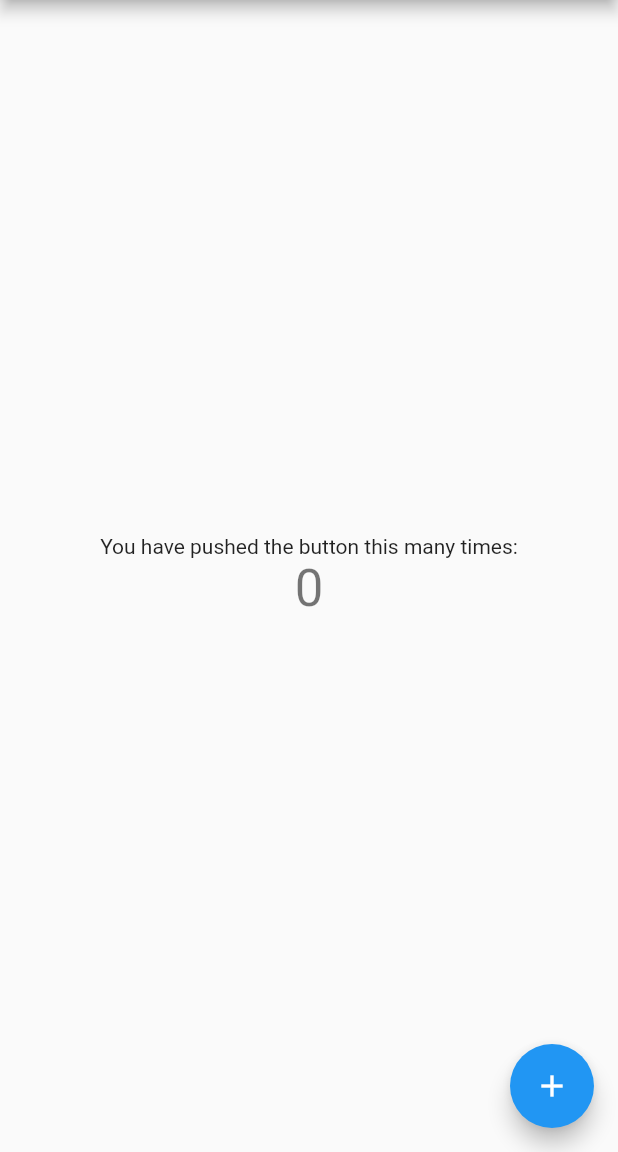
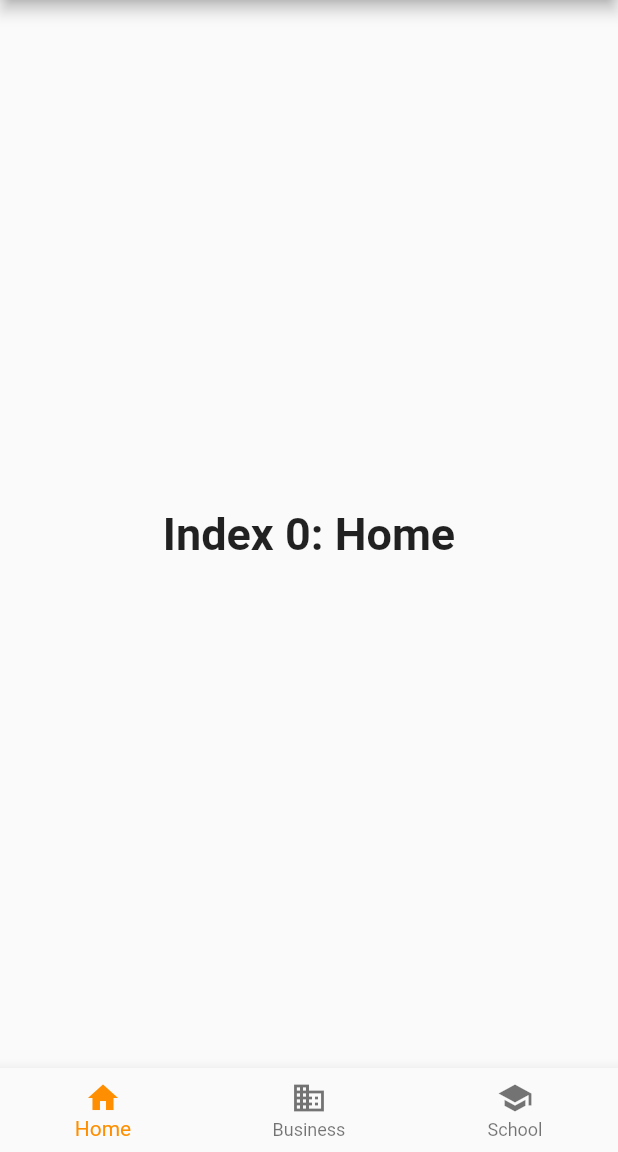
Before and after one commit to ciurkoj/flutter_task, a Flutter app: the screen it shows after launch, on a phone screen of 412 x 824 dp, the part 84-1236 px from its top. Run offline on Flutter 3.47's test engine with Material 2 defaults, Android fonts, the phone set to English and light mode, and no system bars.

```diff
--- a/lib/main.dart
+++ b/lib/main.dart
@@ -1,4 +1,6 @@
 import 'package:flutter/material.dart';
+
+import 'circles.dart';
 
 void main() {
   runApp(const MyApp());
@@ -13,15 +15,6 @@ class MyApp extends StatelessWidget {
     return MaterialApp(
       title: 'Flutter Demo',
       theme: ThemeData(
-        // This is the theme of your application.
-        //
-        // Try running your application with "flutter run". You'll see the
-        // application has a blue toolbar. Then, without quitting the app, try
-        // changing the primarySwatch below to Colors.green and then invoke
-        // "hot reload" (press "r" in the console where you ran "flutter run",
-        // or simply save your changes to "hot reload" in a Flutter IDE).
-        // Notice that the counter didn't reset back to zero; the application
-        // is not restarted.
         primarySwatch: Colors.blue,
       ),
       home: const MyHomePage(title: 'Flutter Demo Home Page'),
@@ -31,16 +24,6 @@ class MyApp extends StatelessWidget {
 
 class MyHomePage extends StatefulWidget {
   const MyHomePage({Key? key, required this.title}) : super(key: key);
-
-  // This widget is the home page of your application. It is stateful, meaning
-  // that it has a State object (defined below) that contains fields that affect
-  // how it looks.
-
-  // This class is the configuration for the state. It holds the values (in this
-  // case the title) provided by the parent (in this case the App widget) and
-  // used by the build method of the State. Fields in a Widget subclass are
-  // always marked "final".
-
   final String title;
 
   @override
@@ -48,68 +31,54 @@ class MyHomePage extends StatefulWidget {
 }
 
 class _MyHomePageState extends State<MyHomePage> {
-  int _counter = 0;
+  int _selectedIndex = 0;
+  static const TextStyle optionStyle = TextStyle(fontSize: 30, fontWeight: FontWeight.bold);
+  static final List<Widget> _widgetOptions = <Widget>[
+    const Text(
+      'Index 0: Home',
+      style: optionStyle,
+    ),
+    Circles(onChange: (Offset delta) => print(delta)),
+    const Text(
+      'Index 2: School',
+      style: optionStyle,
+    ),
+  ];
 
-  void _incrementCounter() {
+  void _onItemTapped(int index) {
     setState(() {
-      // This call to setState tells the Flutter framework that something has
-      // changed in this State, which causes it to rerun the build method below
-      // so that the display can reflect the updated values. If we changed
-      // _counter without calling setState(), then the build method would not be
-      // called again, and so nothing would appear to happen.
-      _counter++;
+      _selectedIndex = index;
     });
   }
-
   @override
   Widget build(BuildContext context) {
-    // This method is rerun every time setState is called, for instance as done
-    // by the _incrementCounter method above.
-    //
-    // The Flutter framework has been optimized to make rerunning build methods
-    // fast, so that you can just rebuild anything that needs updating rather
-    // than having to individually change instances of widgets.
+
     return Scaffold(
       appBar: AppBar(
-        // Here we take the value from the MyHomePage object that was created by
-        // the App.build method, and use it to set our appbar title.
         title: Text(widget.title),
       ),
-      body: Center(
-        // Center is a layout widget. It takes a single child and positions it
-        // in the middle of the parent.
-        child: Column(
-          // Column is also a layout widget. It takes a list of children and
-          // arranges them vertically. By default, it sizes itself to fit its
-          // children horizontally, and tries to be as tall as its parent.
-          //
-          // Invoke "debug painting" (press "p" in the console, choose the
-          // "Toggle Debug Paint" action from the Flutter Inspector in Android
-          // Studio, or the "Toggle Debug Paint" command in Visual Studio Code)
-          // to see the wireframe for each widget.
-          //
-          // Column has various properties to control how it sizes itself and
-          // how it positions its children. Here we use mainAxisAlignment to
-          // center the children vertically; the main axis here is the vertical
-          // axis because Columns are vertical (the cross axis would be
-          // horizontal).
-          mainAxisAlignment: MainAxisAlignment.center,
-          children: <Widget>[
-            const Text(
-              'You have pushed the button this many times:',
-            ),
-            Text(
-              '$_counter',
-              style: Theme.of(context).textTheme.headline4,
-            ),
-          ],
-        ),
+      body:  Center(
+        child: _widgetOptions.elementAt(_selectedIndex),
       ),
-      floatingActionButton: FloatingActionButton(
-        onPressed: _incrementCounter,
-        tooltip: 'Increment',
-        child: const Icon(Icons.add),
-      ), // This trailing comma makes auto-formatting nicer for build methods.
+      bottomNavigationBar: BottomNavigationBar(
+        items: const <BottomNavigationBarItem>[
+          BottomNavigationBarItem(
+            icon: Icon(Icons.home),
+            label: 'Home',
+          ),
+          BottomNavigationBarItem(
+            icon: Icon(Icons.business),
+            label: 'Business',
+          ),
+          BottomNavigationBarItem(
+            icon: Icon(Icons.school),
+            label: 'School',
+          ),
+        ],
+        currentIndex: _selectedIndex,
+        selectedItemColor: Colors.amber[800],
+        onTap: _onItemTapped,
+      ),
     );
   }
 }
```
Also changed, not shown: lib/circles.dart (added, +94 -0 lines), 1 other file.
